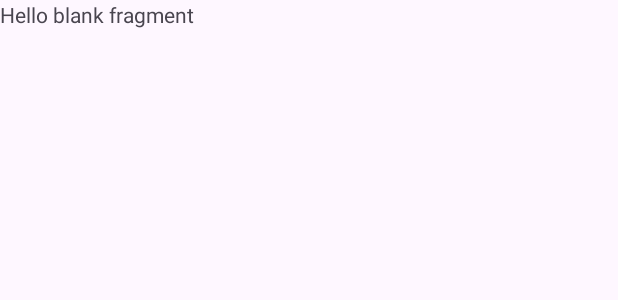
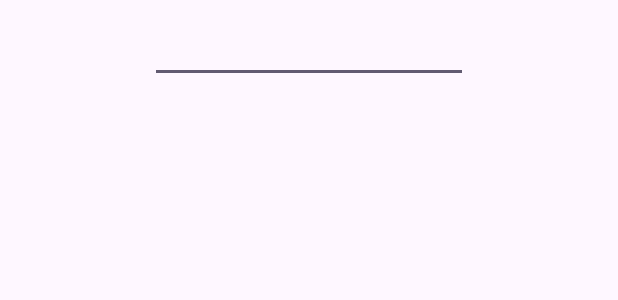
Before and after one commit to lukitasmois/Simulacro-TP3-ORT-2, an Android app: the layout lay_frag_home.xml on its own in the app's theme, with its tools: preview values and no code run, on a phone screen of 412 x 824 dp. Shown: the top 300 px of the screen. Run offline under Robolectric (Android 15) with nearby library versions, the phone set to English and light mode, and no system bars.

Commit message:
creamos pagina home

```diff
--- a/app/src/main/res/layout/lay_frag_home.xml
+++ b/app/src/main/res/layout/lay_frag_home.xml
@@ -1,14 +1,19 @@
 <?xml version="1.0" encoding="utf-8"?>
-<FrameLayout xmlns:android="http://schemas.android.com/apk/res/android"
+<androidx.constraintlayout.widget.ConstraintLayout xmlns:android="http://schemas.android.com/apk/res/android"
+    xmlns:app="http://schemas.android.com/apk/res-auto"
     xmlns:tools="http://schemas.android.com/tools"
+    android:id="@+id/frameLayout"
     android:layout_width="match_parent"
     android:layout_height="match_parent"
     tools:context=".ui.views.fragments.FragHome">
 
     <!-- TODO: Update blank fragment layout -->
-    <TextView
-        android:layout_width="match_parent"
-        android:layout_height="match_parent"
-        android:text="@string/hello_blank_fragment" />
+    <EditText
+        android:id="@+id/editText"
+        android:layout_width="212dp"
+        android:layout_height="55dp"
+        app:layout_constraintEnd_toEndOf="parent"
+        app:layout_constraintStart_toStartOf="parent"
+        app:layout_constraintTop_toTopOf="parent" />
 
-</FrameLayout>
+</androidx.constraintlayout.widget.ConstraintLayout>
```
Also changed, not shown: app/src/main/res/layout/lay_activity_home.xml (+9 -0 lines), app/src/main/res/navigation/nav_main.xml (+8 -1 lines).
